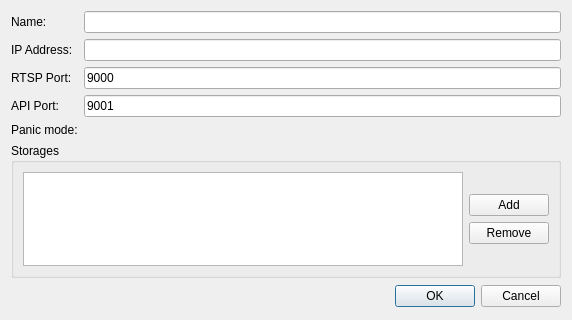
This is client/src/ui/dialogs/camera_addition_dialog.ui in networkoptix/nx_open as Qt 5 draws it before an edit. The edited form follows.
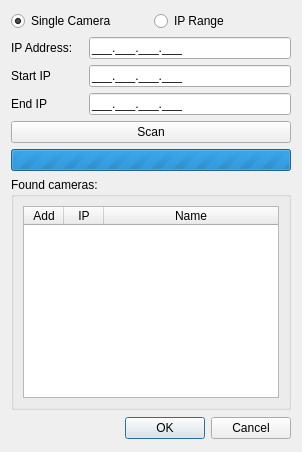
This is the edited form.

Commit message:
Dialog designed
<==== Mercurial data ====>
Branch: camera_addition

```diff
--- a/client/src/ui/dialogs/camera_addition_dialog.ui
+++ b/client/src/ui/dialogs/camera_addition_dialog.ui
@@ -6,116 +6,157 @@
    <rect>
     <x>0</x>
     <y>0</y>
-    <width>572</width>
-    <height>320</height>
+    <width>315</width>
+    <height>480</height>
    </rect>
   </property>
+  <property name="sizePolicy">
+   <sizepolicy hsizetype="Preferred" vsizetype="Fixed">
+    <horstretch>0</horstretch>
+    <verstretch>0</verstretch>
+   </sizepolicy>
+  </property>
   <property name="windowTitle">
    <string>Server settings</string>
   </property>
-  <layout class="QVBoxLayout" name="verticalLayout_2" stretch="0,0,0">
+  <layout class="QVBoxLayout" name="verticalLayout">
+   <property name="sizeConstraint">
+    <enum>QLayout::SetFixedSize</enum>
+   </property>
    <item>
-    <layout class="QFormLayout" name="settingsFormLayout">
+    <layout class="QHBoxLayout" name="horizontalLayout">
+     <item>
+      <widget class="QRadioButton" name="singleRadioButton">
+       <property name="text">
+        <string>Single Camera</string>
+       </property>
+       <property name="checked">
+        <bool>true</bool>
+       </property>
+      </widget>
+     </item>
+     <item>
+      <widget class="QRadioButton" name="rangeRadioButton">
+       <property name="text">
+        <string>IP Range</string>
+       </property>
+      </widget>
+     </item>
+    </layout>
+   </item>
+   <item>
+    <layout class="QFormLayout" name="formLayout">
      <property name="fieldGrowthPolicy">
       <enum>QFormLayout::AllNonFixedFieldsGrow</enum>
      </property>
      <item row="1" column="0">
-      <widget class="QLabel" name="ipAddressLabel">
+      <widget class="QLabel" name="iPAddressLabel">
+       <property name="minimumSize">
+        <size>
+         <width>72</width>
+         <height>0</height>
+        </size>
+       </property>
        <property name="text">
         <string>IP Address:</string>
        </property>
-       <property name="alignment">
-        <set>Qt::AlignLeading|Qt::AlignLeft|Qt::AlignVCenter</set>
-       </property>
       </widget>
      </item>
      <item row="1" column="1">
-      <widget class="QLineEdit" name="ipAddressLineEdit">
-       <property name="enabled">
-        <bool>true</bool>
+      <widget class="QLineEdit" name="iPAddressLineEdit">
+       <property name="inputMethodHints">
+        <set>Qt::ImhDigitsOnly</set>
        </property>
-       <property name="readOnly">
-        <bool>true</bool>
+       <property name="inputMask">
+        <string>009.009.009.009;_</string>
        </property>
       </widget>
      </item>
      <item row="2" column="0">
-      <widget class="QLabel" name="rtspPortLabel">
-       <property name="text">
-        <string>RTSP Port:</string>
+      <widget class="QLabel" name="startIPLabel">
+       <property name="minimumSize">
+        <size>
+         <width>72</width>
+         <height>0</height>
+        </size>
        </property>
-       <property name="alignment">
-        <set>Qt::AlignLeading|Qt::AlignLeft|Qt::AlignVCenter</set>
+       <property name="text">
+        <string>Start IP</string>
        </property>
       </widget>
      </item>
      <item row="2" column="1">
-      <widget class="QLineEdit" name="rtspPortLineEdit">
-       <property name="text">
-        <string>9000</string>
+      <widget class="QLineEdit" name="startIPLineEdit">
+       <property name="inputMethodHints">
+        <set>Qt::ImhDigitsOnly</set>
        </property>
-       <property name="readOnly">
-        <bool>true</bool>
+       <property name="inputMask">
+        <string>009.009.009.009;_</string>
        </property>
       </widget>
      </item>
      <item row="3" column="0">
-      <widget class="QLabel" name="apiPortLabel">
-       <property name="text">
-        <string>API Port:</string>
+      <widget class="QLabel" name="endIPLabel">
+       <property name="minimumSize">
+        <size>
+         <width>72</width>
+         <height>0</height>
+        </size>
        </property>
-       <property name="alignment">
-        <set>Qt::AlignLeading|Qt::AlignLeft|Qt::AlignVCenter</set>
+       <property name="text">
+        <string>End IP</string>
        </property>
       </widget>
      </item>
      <item row="3" column="1">
-      <widget class="QLineEdit" name="apiPortLineEdit">
-       <property name="focusPolicy">
-        <enum>Qt::StrongFocus</enum>
+      <widget class="QLineEdit" name="endIPLineEdit">
+       <property name="inputMethodHints">
+        <set>Qt::ImhDigitsOnly</set>
        </property>
-       <property name="text">
-        <string>9001</string>
-       </property>
-       <property name="readOnly">
-        <bool>true</bool>
-       </property>
-      </widget>
-     </item>
-     <item row="0" column="0">
-      <widget class="QLabel" name="nameLabel">
-       <property name="text">
-        <string>Name:</string>
-       </property>
-      </widget>
-     </item>
-     <item row="0" column="1">
-      <widget class="QLineEdit" name="nameLineEdit"/>
-     </item>
-     <item row="4" column="0">
-      <widget class="QLabel" name="label">
-       <property name="text">
-        <string>Panic mode:</string>
-       </property>
-      </widget>
-     </item>
-     <item row="4" column="1">
-      <widget class="QLabel" name="panicModeLabel">
-       <property name="text">
-        <string/>
+       <property name="inputMask">
+        <string>009.009.009.009;_</string>
        </property>
       </widget>
      </item>
     </layout>
    </item>
    <item>
-    <widget class="QGroupBox" name="storagesGroupBox">
+    <widget class="QPushButton" name="scanButton">
+     <property name="text">
+      <string>Scan</string>
+     </property>
+    </widget>
+   </item>
+   <item>
+    <widget class="QProgressBar" name="scanProgressBar">
+     <property name="maximum">
+      <number>0</number>
+     </property>
+     <property name="value">
+      <number>-1</number>
+     </property>
+    </widget>
+   </item>
+   <item>
+    <widget class="QGroupBox" name="camerasGroupBox">
+     <property name="sizePolicy">
+      <sizepolicy hsizetype="Preferred" vsizetype="Fixed">
+       <horstretch>0</horstretch>
+       <verstretch>0</verstretch>
+      </sizepolicy>
+     </property>
      <property name="title">
-      <string>Storages</string>
+      <string>Found cameras:</string>
      </property>
      <layout class="QHBoxLayout" name="horizontalLayout_3">
       <item>
-       <widget class="QTableWidget" name="storagesTable">
+       <widget class="QTableWidget" name="camerasTable">
+        <property name="sizePolicy">
+         <sizepolicy hsizetype="Expanding" vsizetype="Fixed">
+          <horstretch>0</horstretch>
+          <verstretch>0</verstretch>
+         </sizepolicy>
+        </property>
         <property name="autoFillBackground">
          <bool>false</bool>
         </property>
@@ -123,19 +164,19 @@
          <number>0</number>
         </property>
         <property name="columnCount">
-         <number>2</number>
+         <number>3</number>
         </property>
         <attribute name="horizontalHeaderVisible">
-         <bool>false</bool>
+         <bool>true</bool>
         </attribute>
         <attribute name="horizontalHeaderCascadingSectionResizes">
          <bool>true</bool>
         </attribute>
         <attribute name="horizontalHeaderDefaultSectionSize">
-         <number>100</number>
+         <number>40</number>
         </attribute>
-        <attribute name="horizontalHeaderShowSortIndicator" stdset="0">
-         <bool>true</bool>
+        <attribute name="horizontalHeaderMinimumSectionSize">
+         <number>20</number>
         </attribute>
         <attribute name="horizontalHeaderStretchLastSection">
          <bool>true</bool>
@@ -145,60 +186,21 @@
         </attribute>
         <column>
          <property name="text">
-          <string>Path</string>
+          <string>Add</string>
          </property>
         </column>
         <column>
          <property name="text">
-          <string>Reserved free storage space (Gb)</string>
+          <string>IP</string>
+         </property>
+        </column>
+        <column>
+         <property name="text">
+          <string>Name</string>
          </property>
         </column>
        </widget>
       </item>
-      <item>
-       <layout class="QVBoxLayout" name="storagesButtonsVerticalLayout">
-        <item>
-         <spacer name="storageTopVerticalSpacer">
-          <property name="orientation">
-           <enum>Qt::Vertical</enum>
-          </property>
-          <property name="sizeHint" stdset="0">
-           <size>
-            <width>20</width>
-            <height>40</height>
-           </size>
-          </property>
-         </spacer>
-        </item>
-        <item>
-         <widget class="QPushButton" name="storageAddButton">
-          <property name="text">
-           <string>Add</string>
-          </property>
-         </widget>
-        </item>
-        <item>
-         <widget class="QPushButton" name="storageRemoveButton">
-          <property name="text">
-           <string>Remove</string>
-          </property>
-         </widget>
-        </item>
-        <item>
-         <spacer name="storageBottomVerticalSpacer">
-          <property name="orientation">
-           <enum>Qt::Vertical</enum>
-          </property>
-          <property name="sizeHint" stdset="0">
-           <size>
-            <width>20</width>
-            <height>40</height>
-           </size>
-          </property>
-         </spacer>
-        </item>
-       </layout>
-      </item>
      </layout>
     </widget>
    </item>
```
Left out of the diff: 2 changed lines with no effect on the pictures. The commit also changes 3 other files.
